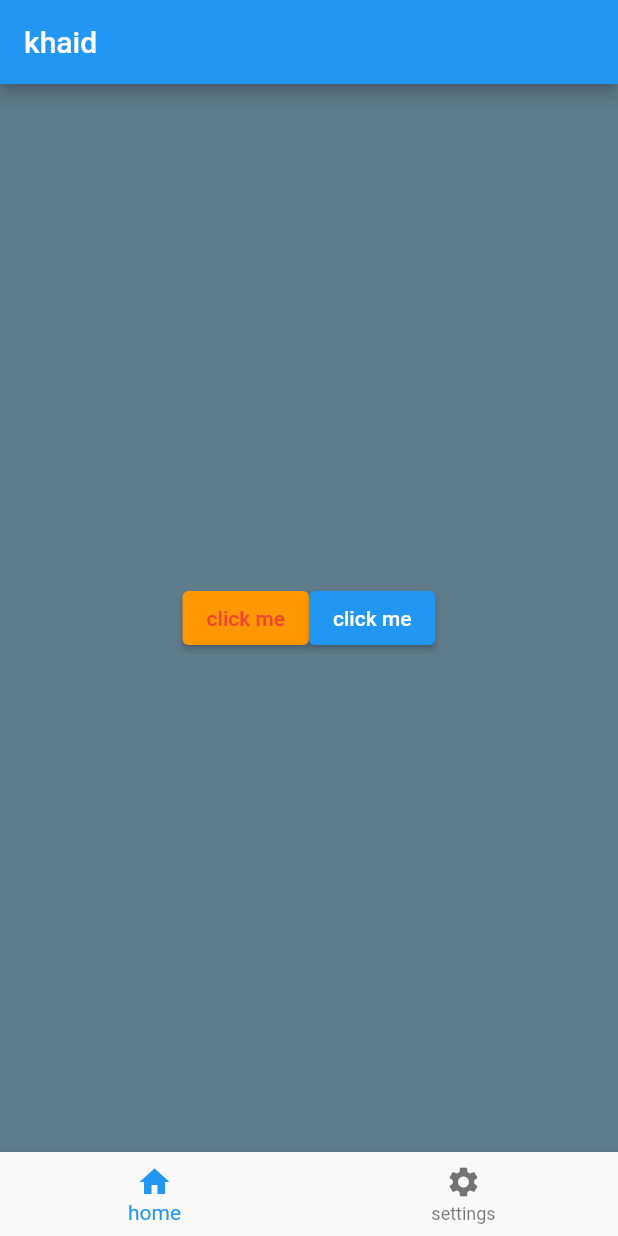
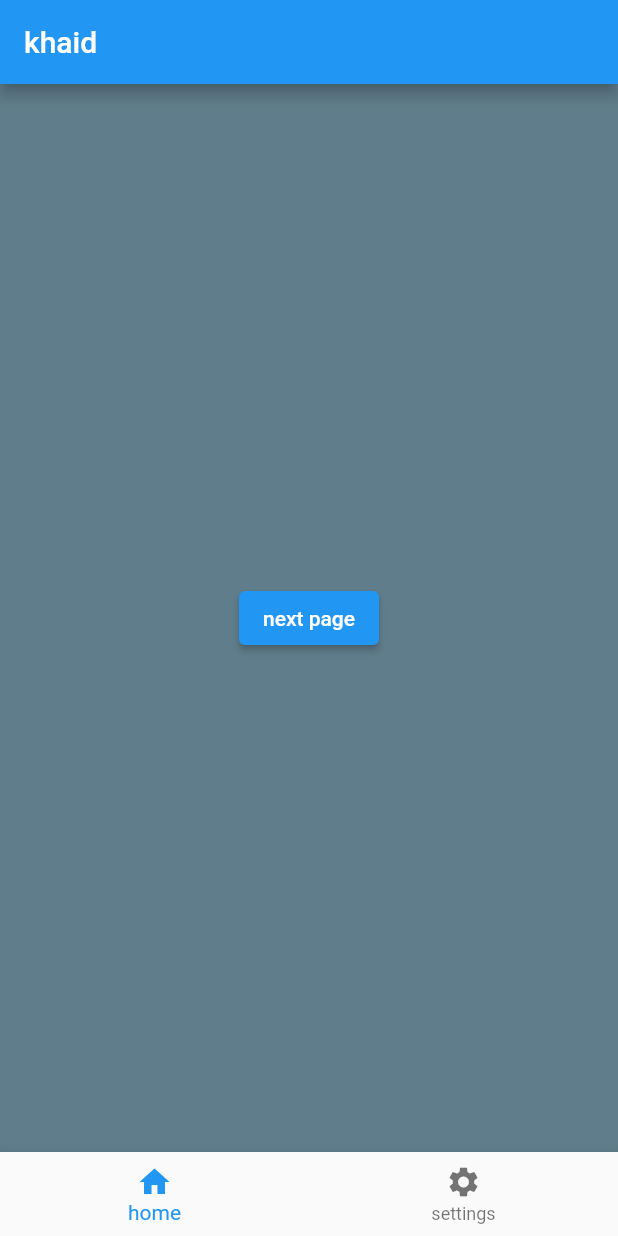
Before and after one commit to khld-musa/flutter---v1, a Flutter app: the screen it shows after launch, on a phone screen of 412 x 824 dp. Run offline on Flutter 3.47's test engine with Material 2 defaults, Android fonts, the phone set to English and light mode, and no system bars.

Commit message:
add flutter navigation

```diff
--- a/lib/main.dart
+++ b/lib/main.dart
@@ -12,14 +12,32 @@ class MyApp extends StatefulWidget {
 }
 
 class _MyAppState extends State<MyApp> {
+
+
+  @override
+  Widget build(BuildContext context) {
+    return MaterialApp(
+      debugShowCheckedModeBanner: false,
+      home: const page1(),
+    );
+  }
+}
+
+
+class page1 extends StatefulWidget {
+  const page1({super.key});
+
+  @override
+  State<page1> createState() => _page1State();
+}
+
+class _page1State extends State<page1> {
   String bottonName = "click me";
   int currentIndex = 0;
 
   @override
   Widget build(BuildContext context) {
-    return MaterialApp(
-      debugShowCheckedModeBanner: false,
-      home: Scaffold(
+    return Scaffold(
         appBar: AppBar(
           title: const Text("khaid"),
         ),
@@ -34,26 +52,14 @@ class _MyAppState extends State<MyApp> {
                     crossAxisAlignment: CrossAxisAlignment.center,
                     children: [
                       ElevatedButton(
-                        style: ElevatedButton.styleFrom(
-                            onPrimary: Colors.red, primary: Colors.orange),
                         onPressed: () {
-                          setState(
-                            () {
-                              bottonName = "clicked";
-                            },
+                          Navigator.of(context).push(
+                            MaterialPageRoute(
+                              builder: (BuildContext context) => page2(),
+                            ),
                           );
                         },
-                        child: Text(bottonName),
-                      ),
-                      ElevatedButton(
-                        onPressed: () {
-                          setState(
-                            () {
-                              bottonName = "clicked";
-                            },
-                          );
-                        },
-                        child: Text(bottonName),
+                        child: const Text("next page"),
                       )
                     ],
                   ),
@@ -78,6 +84,18 @@ class _MyAppState extends State<MyApp> {
             });
           },
         ),
+      );
+  }
+}
+
+class page2 extends StatelessWidget {
+  const page2({super.key});
+
+  @override
+  Widget build(BuildContext context) {
+    return Scaffold(
+      appBar: AppBar(
+        title: Text("next page"),
       ),
     );
   }
```
